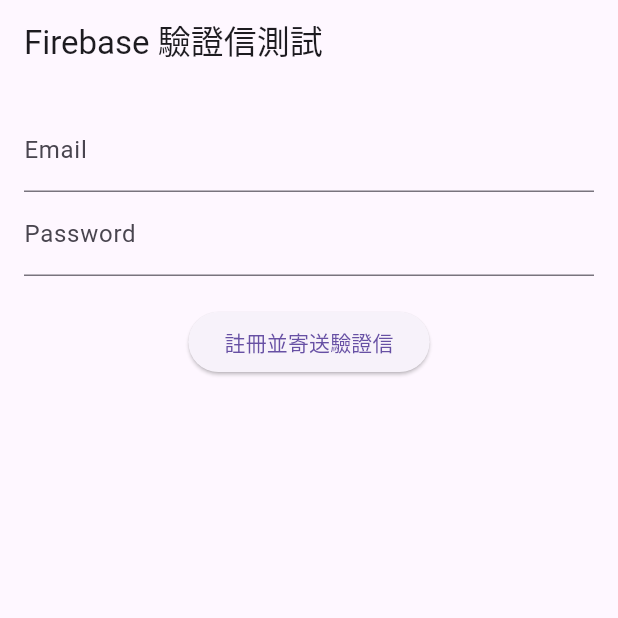
After one commit to shaix0/ai-nutrition-identifier, a Flutter app: the AuthTestPage screen opened directly, on a phone screen of 412 x 824 dp, the top half of it. The commit adds this screen. Run offline on Flutter 3.47's test engine with Material 3 defaults, Android fonts, the phone set to English and light mode, and no system bars; our stand-ins replace firebase_auth, firebase_core; accounts and stored records are empty.

Commit message:
emailtest

```diff
--- /dev/null
+++ b/lib/auth_test_page.dart
@@ -0,0 +1,52 @@
+import 'package:flutter/material.dart';
+import 'package:firebase_auth/firebase_auth.dart';
+
+class AuthTestPage extends StatefulWidget {
+  @override
+  _AuthTestPageState createState() => _AuthTestPageState();
+}
+
+class _AuthTestPageState extends State<AuthTestPage> {
+  final emailController = TextEditingController();
+  final passwordController = TextEditingController();
+  final FirebaseAuth _auth = FirebaseAuth.instance;
+
+  Future<void> registerAndSendVerification() async {
+    try {
+      UserCredential userCredential = await _auth.createUserWithEmailAndPassword(
+        email: emailController.text,
+        password: passwordController.text,
+      );
+
+      await userCredential.user!.sendEmailVerification();
+      ScaffoldMessenger.of(context).showSnackBar(
+        SnackBar(content: Text("驗證信已發送！（模擬器中請前往 emulator UI）")),
+      );
+    } catch (e) {
+      ScaffoldMessenger.of(context).showSnackBar(
+        SnackBar(content: Text("錯誤：$e")),
+      );
+    }
+  }
+
+  @override
+  Widget build(BuildContext context) {
+    return Scaffold(
+      appBar: AppBar(title: Text("Firebase 驗證信測試")),
+      body: Padding(
+        padding: const EdgeInsets.all(16.0),
+        child: Column(
+          children: [
+            TextField(controller: emailController, decoration: InputDecoration(labelText: "Email")),
+            TextField(controller: passwordController, decoration: InputDecoration(labelText: "Password")),
+            SizedBox(height: 20),
+            ElevatedButton(
+              onPressed: registerAndSendVerification,
+              child: Text("註冊並寄送驗證信"),
+            ),
+          ],
+        ),
+      ),
+    );
+  }
+}
--- a/lib/test.dart
+++ b/lib/test.dart
@@ -2,12 +2,37 @@
 import 'package:firebase_auth/firebase_auth.dart';
 import 'package:firebase_core/firebase_core.dart';
 import 'firebase_options.dart';
+import 'auth_test_page.dart';
 
-Future<void> main() async {
-WidgetsFlutterBinding.ensureInitialized();
-await Firebase.initializeApp();
+//Future<void> main() async {
+//WidgetsFlutterBinding.ensureInitialized();
+//await Firebase.initializeApp();
+//final user = FirebaseAuth.instance.currentUser;
+//await user?.sendEmailVerification();
+
+void main() async {
+  WidgetsFlutterBinding.ensureInitialized();
+  await Firebase.initializeApp(
+    options: DefaultFirebaseOptions.currentPlatform,
+  );
+  //await FirebaseAuth.instance.useAuthEmulator('localhost', 9099);
+  runApp(const MyApp());
+}
+
+class MyApp extends StatelessWidget {
+  const MyApp({super.key});
+
+  @override
+  Widget build(BuildContext context) {
+    return MaterialApp(
+      title: 'Firebase Auth Test',
+      home: AuthTestPage(),
+    );
+  }
+}
+
 
 // Ideal time to initialize
-await FirebaseAuth.instance.useAuthEmulator('localhost', 9099);
+//await FirebaseAuth.instance.useAuthEmulator('localhost', 9099);
 //...
-}
+//}
```
Also changed, not shown: firebase.json.
